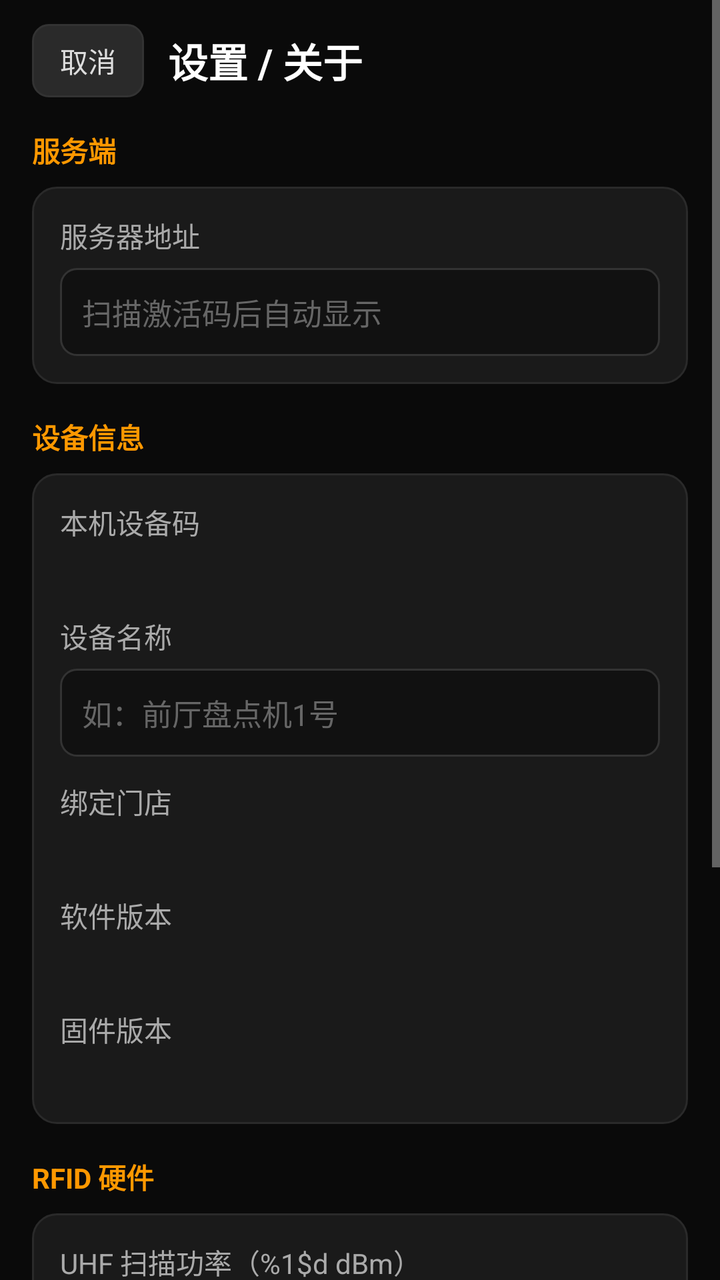
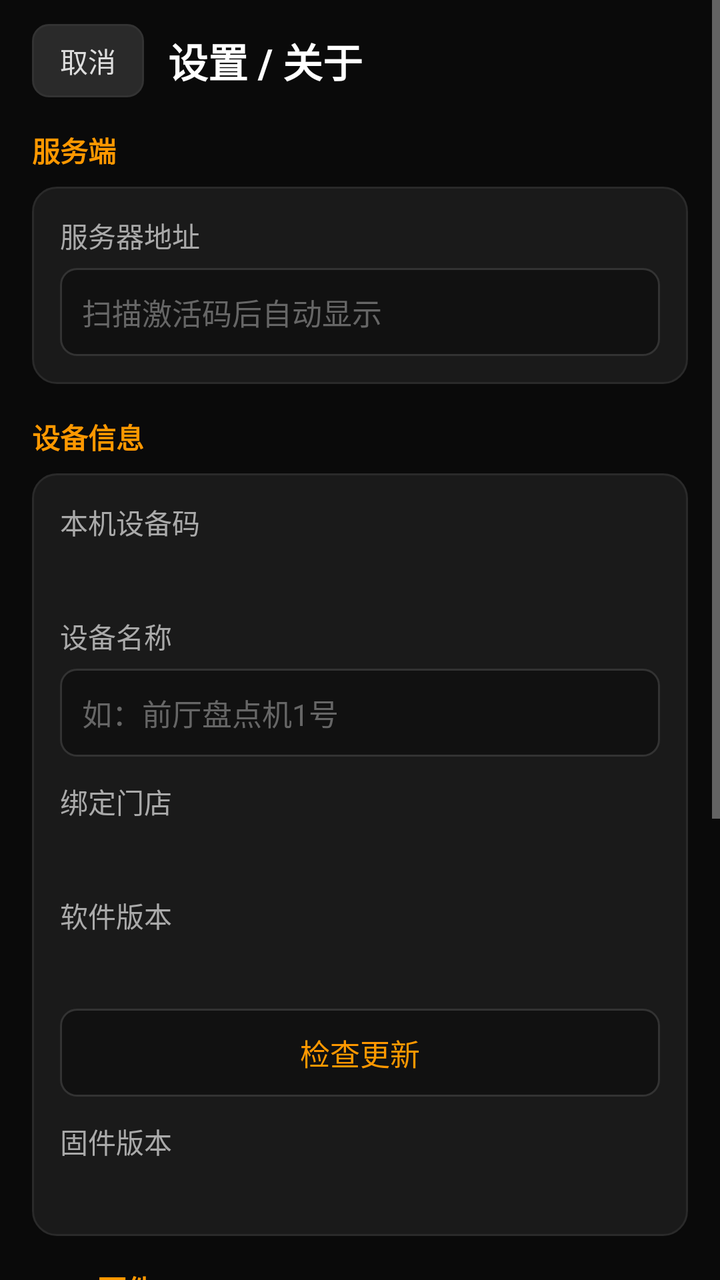

Before-and-after screenshots of an Android layout around one commit, followed by the original layout XML and the change that was made.
<!-- AndroidManifest.xml: application theme Theme.ScanAssistant -->
<!-- res/layout/activity_settings.xml -->
<?xml version="1.0" encoding="utf-8"?>
<ScrollView xmlns:android="http://schemas.android.com/apk/res/android"
    android:layout_width="match_parent"
    android:layout_height="match_parent"
    android:background="@color/bg"
    android:fillViewport="true">

    <LinearLayout
        android:layout_width="match_parent"
        android:layout_height="wrap_content"
        android:orientation="vertical"
        android:paddingHorizontal="16dp"
        android:paddingTop="12dp"
        android:paddingBottom="24dp">

        
        <LinearLayout
            android:layout_width="match_parent"
            android:layout_height="wrap_content"
            android:gravity="center_vertical"
            android:orientation="horizontal">

            <TextView
                android:id="@+id/btnBack"
                android:layout_width="wrap_content"
                android:layout_height="wrap_content"
                android:background="@drawable/bg_btn_dark"
                android:paddingHorizontal="14dp"
                android:paddingVertical="8dp"
                android:text="@string/dialog_cancel"
                android:textColor="#DDDDDD"
                android:textSize="14sp" />

            <TextView
                android:layout_width="0dp"
                android:layout_height="wrap_content"
                android:layout_marginStart="12dp"
                android:layout_weight="1"
                android:text="@string/settings_title"
                android:textColor="@color/text_primary"
                android:textSize="20sp"
                android:textStyle="bold" />
        </LinearLayout>

        
        <TextView
            android:layout_width="wrap_content"
            android:layout_height="wrap_content"
            android:layout_marginTop="16dp"
            android:text="@string/st_group_server"
            android:textColor="@color/orange"
            android:textSize="14sp"
            android:textStyle="bold" />

        <LinearLayout
            android:layout_width="match_parent"
            android:layout_height="wrap_content"
            android:layout_marginTop="8dp"
            android:background="@drawable/bg_card"
            android:orientation="vertical"
            android:padding="14dp">

            <TextView
                android:layout_width="wrap_content"
                android:layout_height="wrap_content"
                android:text="@string/server_url"
                android:textColor="@color/text_secondary"
                android:textSize="14sp" />

            <EditText
                android:id="@+id/stUrl"
                android:layout_width="match_parent"
                android:layout_height="wrap_content"
                android:layout_marginTop="6dp"
                android:background="@drawable/bg_input"
                android:hint="@string/server_url_hint"
                android:inputType="textUri"
                android:padding="11dp"
                android:textColor="#DDDDDD"
                android:textColorHint="@color/text_hint"
                android:textSize="15sp" />
        </LinearLayout>

        
        <TextView
            android:layout_width="wrap_content"
            android:layout_height="wrap_content"
            android:layout_marginTop="16dp"
            android:text="@string/st_group_device"
            android:textColor="@color/orange"
            android:textSize="14sp"
            android:textStyle="bold" />

        <LinearLayout
            android:layout_width="match_parent"
            android:layout_height="wrap_content"
            android:layout_marginTop="8dp"
            android:background="@drawable/bg_card"
            android:orientation="vertical"
            android:padding="14dp">

            <TextView
                android:layout_width="wrap_content"
                android:layout_height="wrap_content"
                android:text="@string/st_device_code"
                android:textColor="@color/text_secondary"
                android:textSize="14sp" />

            <TextView
                android:id="@+id/stDeviceCode"
                android:layout_width="match_parent"
                android:layout_height="wrap_content"
                android:layout_marginTop="4dp"
                android:fontFamily="monospace"
                android:textColor="#CCCCCC"
                android:textSize="15sp" />

            <TextView
                android:layout_width="wrap_content"
                android:layout_height="wrap_content"
                android:layout_marginTop="12dp"
                android:text="@string/st_device_name"
                android:textColor="@color/text_secondary"
                android:textSize="14sp" />

            <EditText
                android:id="@+id/stDeviceName"
                android:layout_width="match_parent"
                android:layout_height="wrap_content"
                android:layout_marginTop="6dp"
                android:background="@drawable/bg_input"
                android:hint="@string/device_name_hint"
                android:inputType="text"
                android:padding="11dp"
                android:textColor="#DDDDDD"
                android:textColorHint="@color/text_hint"
                android:textSize="15sp" />

            <TextView
                android:layout_width="wrap_content"
                android:layout_height="wrap_content"
                android:layout_marginTop="12dp"
                android:text="@string/st_store"
                android:textColor="@color/text_secondary"
                android:textSize="14sp" />

            <TextView
                android:id="@+id/stStore"
                android:layout_width="match_parent"
                android:layout_height="wrap_content"
                android:layout_marginTop="4dp"
                android:textColor="@color/green"
                android:textSize="15sp" />

            <TextView
                android:layout_width="wrap_content"
                android:layout_height="wrap_content"
                android:layout_marginTop="12dp"
                android:text="@string/st_app_ver"
                android:textColor="@color/text_secondary"
                android:textSize="14sp" />

            <TextView
                android:id="@+id/stAppVer"
                android:layout_width="match_parent"
                android:layout_height="wrap_content"
                android:layout_marginTop="4dp"
                android:textColor="#CCCCCC"
                android:textSize="15sp" />

            <TextView
                android:layout_width="wrap_content"
                android:layout_height="wrap_content"
                android:layout_marginTop="12dp"
                android:text="@string/st_fw_ver"
                android:textColor="@color/text_secondary"
                android:textSize="14sp" />

            <TextView
                android:id="@+id/stFwVer"
                android:layout_width="match_parent"
                android:layout_height="wrap_content"
                android:layout_marginTop="4dp"
                android:fontFamily="monospace"
                android:textColor="#CCCCCC"
                android:textSize="14sp" />
        </LinearLayout>

        
        <TextView
            android:layout_width="wrap_content"
            android:layout_height="wrap_content"
            android:layout_marginTop="16dp"
            android:text="@string/st_group_rfid"
            android:textColor="@color/orange"
            android:textSize="14sp"
            android:textStyle="bold" />

        <LinearLayout
            android:layout_width="match_parent"
            android:layout_height="wrap_content"
            android:layout_marginTop="8dp"
            android:background="@drawable/bg_card"
            android:orientation="vertical"
            android:padding="14dp">

            <TextView
                android:id="@+id/tvPower"
                android:layout_width="wrap_content"
                android:layout_height="wrap_content"
                android:text="@string/st_power"
                android:textColor="@color/text_secondary"
                android:textSize="14sp" />

            <SeekBar
                android:id="@+id/stPower"
                android:layout_width="match_parent"
                android:layout_height="wrap_content"
                android:layout_marginTop="6dp"
                android:max="25"
                android:progress="25" />

            <TextView
                android:layout_width="wrap_content"
                android:layout_height="wrap_content"
                android:layout_marginTop="12dp"
                android:text="@string/st_trigger"
                android:textColor="@color/text_secondary"
                android:textSize="14sp" />

            <Spinner
                android:id="@+id/stTriggerMode"
                android:layout_width="match_parent"
                android:layout_height="wrap_content"
                android:layout_marginTop="6dp"
                android:background="@drawable/bg_input"
                android:entries="@array/trigger_modes"
                android:padding="6dp" />

            <TextView
                android:layout_width="wrap_content"
                android:layout_height="wrap_content"
                android:layout_marginTop="8dp"
                android:text="@string/st_trigger_hint"
                android:textColor="@color/text_hint"
                android:textSize="14sp" />
        </LinearLayout>

        
        <TextView
            android:id="@+id/btnStSave"
            android:layout_width="match_parent"
            android:layout_height="wrap_content"
            android:layout_marginTop="20dp"
            android:background="@drawable/bg_btn_green"
            android:gravity="center"
            android:paddingVertical="15dp"
            android:text="@string/btn_save"
            android:textColor="#FFFFFF"
            android:textSize="17sp"
            android:textStyle="bold" />

        <TextView
            android:id="@+id/btnUnbind"
            android:layout_width="match_parent"
            android:layout_height="wrap_content"
            android:layout_marginTop="12dp"
            android:background="@drawable/bg_btn_red"
            android:gravity="center"
            android:paddingVertical="14dp"
            android:text="@string/btn_unbind"
            android:textColor="#FFFFFF"
            android:textSize="16sp"
            android:textStyle="bold" />
    </LinearLayout>
</ScrollView>
<!-- resources referenced by this layout -->
<resources>
  <string-array name="trigger_modes">
          <item>@string/trig_auto</item>
          <item>@string/trig_fun1</item>
          <item>@string/trig_fun2</item>
          <item>@string/trig_svc</item>
          <item>@string/trig_result</item>
          <item>@string/trig_key</item>
          <item>@string/trig_screen</item>
      </string-array>
  <color name="bg">#0A0A0A</color>
  <color name="green">#4CAF50</color>
  <color name="orange">#FF9800</color>
  <color name="text_hint">#666666</color>
  <color name="text_primary">#FFFFFF</color>
  <color name="text_secondary">#AAAAAA</color>
  <!-- drawable bg_btn_dark (drawable) -->
  <?xml version="1.0" encoding="utf-8"?>
  <shape xmlns:android="http://schemas.android.com/apk/res/android" android:shape="rectangle">
      <solid android:color="#2A2A2A" />
      <corners android:radius="8dp" />
      <stroke android:width="1dp" android:color="@color/input_stroke" />
  </shape>
  <!-- drawable bg_btn_green (drawable) -->
  <?xml version="1.0" encoding="utf-8"?>
  <shape xmlns:android="http://schemas.android.com/apk/res/android" android:shape="rectangle">
      <solid android:color="@color/green" />
      <corners android:radius="8dp" />
  </shape>
  <!-- drawable bg_btn_red (drawable) -->
  <?xml version="1.0" encoding="utf-8"?>
  <shape xmlns:android="http://schemas.android.com/apk/res/android" android:shape="rectangle">
      <solid android:color="@color/red" />
      <corners android:radius="8dp" />
  </shape>
  <!-- drawable bg_card (drawable) -->
  <?xml version="1.0" encoding="utf-8"?>
  <shape xmlns:android="http://schemas.android.com/apk/res/android" android:shape="rectangle">
      <solid android:color="@color/card" />
      <corners android:radius="12dp" />
      <stroke android:width="1dp" android:color="@color/stroke" />
  </shape>
  <!-- drawable bg_input (drawable) -->
  <?xml version="1.0" encoding="utf-8"?>
  <shape xmlns:android="http://schemas.android.com/apk/res/android" android:shape="rectangle">
      <solid android:color="@color/input_bg" />
      <corners android:radius="8dp" />
      <stroke android:width="1dp" android:color="@color/input_stroke" />
  </shape>
  <string name="btn_save">保存</string>
  <string name="btn_unbind">重新激活 / 解绑本机</string>
  <string name="device_name_hint">如：前厅盘点机1号</string>
  <string name="dialog_cancel">取消</string>
  <string name="server_url">服务器地址</string>
  <string name="server_url_hint">扫描激活码后自动显示</string>
  <string name="settings_title">设置 / 关于</string>
  <string name="st_app_ver">软件版本</string>
  <string name="st_device_code">本机设备码</string>
  <string name="st_device_name">设备名称</string>
  <string name="st_fw_ver">固件版本</string>
  <string name="st_group_device">设备信息</string>
  <string name="st_group_rfid">RFID 硬件</string>
  <string name="st_group_server">服务端</string>
  <string name="st_power">UHF 扫描功率（%1$d dBm）</string>
  <string name="st_store">绑定门店</string>
  <string name="st_trigger">机身扳机模式</string>
  <string name="st_trigger_hint">扣动机身扳机无反应时，逐个切换模式实测</string>
  <string name="trig_auto">自动（全部通道，推荐先试）</string>
  <string name="trig_fun1">① RFID功能键广播 android.rfid.FUN_KEY</string>
  <string name="trig_fun2">② 功能键广播 intent.action.FUN_KEY</string>
  <string name="trig_svc">③ 系统扫描服务广播</string>
  <string name="trig_result">④ 扫码结果广播（nlscan等）</string>
  <string name="trig_key">⑤ 物理按键（F键/手柄键）</string>
  <string name="trig_screen">⑥ 仅屏幕按钮（禁用机身扳机）</string>
  <color name="input_stroke">#333333</color>
  <color name="red">#E53935</color>
  <color name="card">#1A1A1A</color>
  <color name="stroke">#2A2A2A</color>
  <color name="input_bg">#111111</color>
  <color name="green_dark">#2E7D32</color>
  <style name="Theme.ScanAssistant.Dialog" parent="ThemeOverlay.MaterialComponents.Dialog.Alert">
          <item name="colorPrimary">@color/green</item>
          <item name="colorAccent">@color/green</item>
          <item name="android:windowBackground">@color/card</item>
          <item name="android:textColorPrimary">@color/text_primary</item>
      </style>
  <!-- unchanged entries left out for length: 1 -->
</resources>

<!-- the commit's change to res/layout/activity_settings.xml (unified diff, before → after) -->
@@ -169,6 +169,18 @@
                 android:textSize="15sp" />
 
             <TextView
+                android:id="@+id/btnCheckUpdate"
+                android:layout_width="match_parent"
+                android:layout_height="wrap_content"
+                android:layout_marginTop="12dp"
+                android:background="@drawable/bg_input"
+                android:gravity="center"
+                android:padding="11dp"
+                android:text="@string/st_check_update"
+                android:textColor="@color/orange"
+                android:textSize="15sp" />
+
+            <TextView
                 android:layout_width="wrap_content"
                 android:layout_height="wrap_content"
                 android:layout_marginTop="12dp"
<!-- resource entries referenced after the edit -->
@@ -56,6 +56,7 @@
   <string name="server_url_hint">扫描激活码后自动显示</string>
   <string name="settings_title">设置 / 关于</string>
   <string name="st_app_ver">软件版本</string>
+  <string name="st_check_update">检查更新</string>
   <string name="st_device_code">本机设备码</string>
   <string name="st_device_name">设备名称</string>
   <string name="st_fw_ver">固件版本</string>
